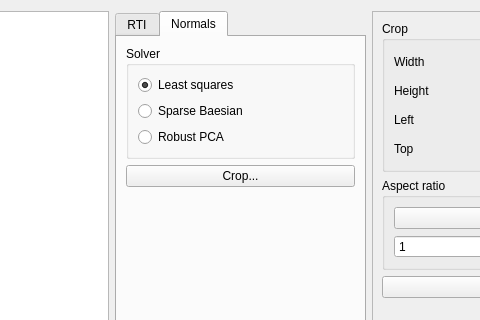
cnr-isti-vclab/relight, file relight/rtiexport.ui: the form before one commit; both pictures show x 474 to 954 and y 0 to 320 of the 1157 by 636 pixel window.
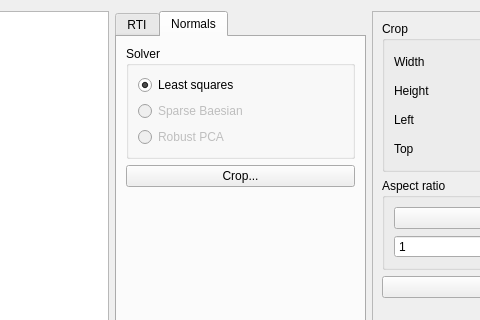
The form after the commit. The open tabs and pages were chosen to show the change. Icons and pictures are not drawn. Custom widgets are drawn as their Qt base class.

Patch:
```diff
--- a/relight/rtiexport.ui
+++ b/relight/rtiexport.ui
@@ -297,6 +297,9 @@
           </item>
           <item row="2" column="0">
            <widget class="QRadioButton" name="sbl_solver">
+            <property name="enabled">
+             <bool>false</bool>
+            </property>
             <property name="text">
              <string>Sparse Baesian</string>
             </property>
@@ -304,6 +307,9 @@
           </item>
           <item row="3" column="0">
            <widget class="QRadioButton" name="rpca_solver">
+            <property name="enabled">
+             <bool>false</bool>
+            </property>
             <property name="text">
              <string>Robust PCA</string>
             </property>
```
Left out of the diff: 2 changed lines with no effect on the pictures.
